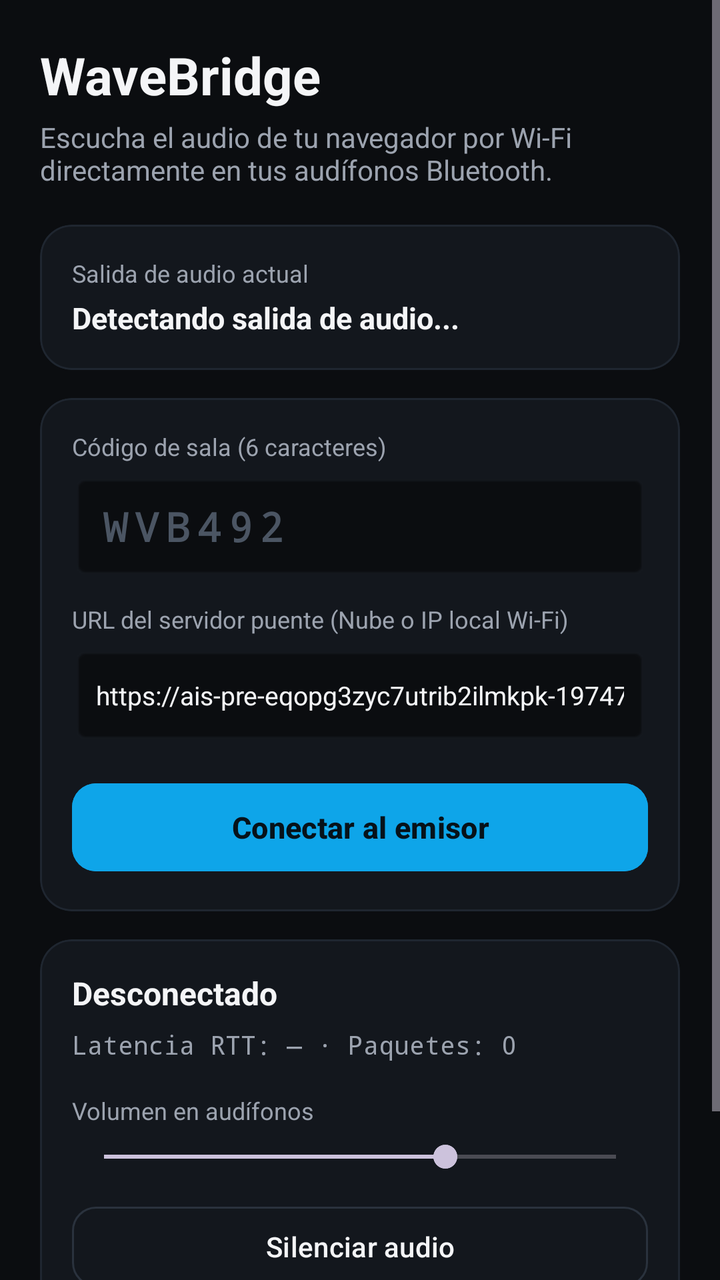
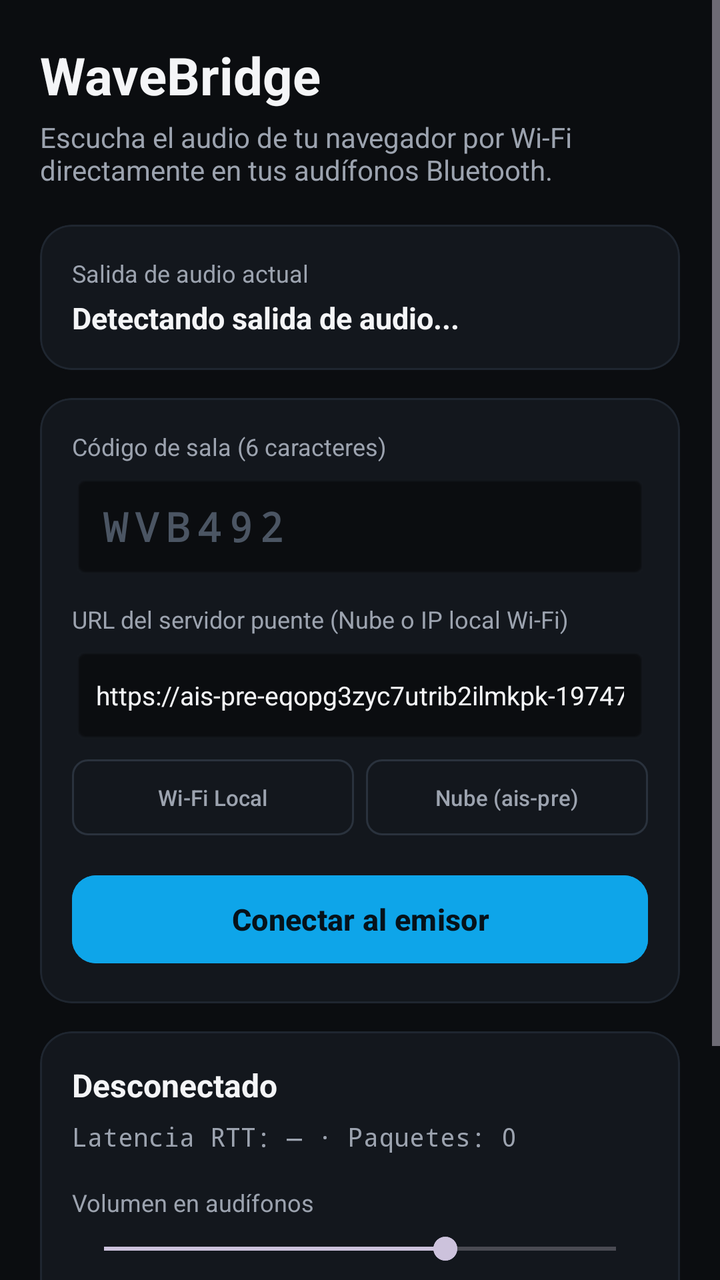

The first picture is an Android layout as it rendered before a commit; the second is the same layout after the commit. The layout source and the unified diff follow.
<!-- AndroidManifest.xml: application theme Theme.WaveBridge -->
<!-- res/layout/activity_main.xml -->
<?xml version="1.0" encoding="utf-8"?>
<ScrollView xmlns:android="http://schemas.android.com/apk/res/android"
    xmlns:app="http://schemas.android.com/apk/res-auto"
    android:layout_width="match_parent"
    android:layout_height="match_parent"
    android:background="#0B0D10"
    android:fillViewport="true">

    <LinearLayout
        android:layout_width="match_parent"
        android:layout_height="wrap_content"
        android:orientation="vertical"
        android:padding="20dp">

        <TextView
            android:layout_width="wrap_content"
            android:layout_height="wrap_content"
            android:text="WaveBridge"
            android:textColor="#F4F5F7"
            android:textSize="26sp"
            android:textStyle="bold" />

        <TextView
            android:layout_width="match_parent"
            android:layout_height="wrap_content"
            android:layout_marginTop="4dp"
            android:text="Escucha el audio de tu navegador por Wi-Fi directamente en tus audífonos Bluetooth."
            android:textColor="#9CA3AF"
            android:textSize="14sp" />

        
        <com.google.android.material.card.MaterialCardView
            android:layout_width="match_parent"
            android:layout_height="wrap_content"
            android:layout_marginTop="18dp"
            app:cardBackgroundColor="#13171D"
            app:cardCornerRadius="16dp"
            app:strokeColor="#1F2630"
            app:strokeWidth="1dp">

            <LinearLayout
                android:layout_width="match_parent"
                android:layout_height="wrap_content"
                android:orientation="vertical"
                android:padding="16dp">

                <TextView
                    android:layout_width="wrap_content"
                    android:layout_height="wrap_content"
                    android:text="Salida de audio actual"
                    android:textColor="#9CA3AF"
                    android:textSize="12sp" />

                <TextView
                    android:id="@+id/tvBluetoothOutput"
                    android:layout_width="match_parent"
                    android:layout_height="wrap_content"
                    android:layout_marginTop="4dp"
                    android:text="Detectando salida de audio..."
                    android:textColor="#F4F5F7"
                    android:textSize="15sp"
                    android:textStyle="bold" />
            </LinearLayout>
        </com.google.android.material.card.MaterialCardView>

        
        <com.google.android.material.card.MaterialCardView
            android:layout_width="match_parent"
            android:layout_height="wrap_content"
            android:layout_marginTop="14dp"
            app:cardBackgroundColor="#13171D"
            app:cardCornerRadius="16dp"
            app:strokeColor="#1F2630"
            app:strokeWidth="1dp">

            <LinearLayout
                android:layout_width="match_parent"
                android:layout_height="wrap_content"
                android:orientation="vertical"
                android:padding="16dp">

                <TextView
                    android:layout_width="wrap_content"
                    android:layout_height="wrap_content"
                    android:text="Código de sala (6 caracteres)"
                    android:textColor="#9CA3AF"
                    android:textSize="12sp" />

                <EditText
                    android:id="@+id/etRoomCode"
                    android:layout_width="match_parent"
                    android:layout_height="52dp"
                    android:layout_marginTop="6dp"
                    android:background="@android:drawable/editbox_background_normal"
                    android:backgroundTint="#0B0D10"
                    android:hint="WVB492"
                    android:inputType="textCapCharacters|textNoSuggestions"
                    android:letterSpacing="0.18"
                    android:maxLength="7"
                    android:paddingHorizontal="14dp"
                    android:textColor="#F4F5F7"
                    android:textColorHint="#4B5563"
                    android:textSize="20sp"
                    android:textStyle="bold"
                    android:typeface="monospace" />

                <TextView
                    android:layout_width="wrap_content"
                    android:layout_height="wrap_content"
                    android:layout_marginTop="12dp"
                    android:text="URL del servidor puente (Nube o IP local Wi-Fi)"
                    android:textColor="#9CA3AF"
                    android:textSize="12sp" />

                <EditText
                    android:id="@+id/etServerUrl"
                    android:layout_width="match_parent"
                    android:layout_height="48dp"
                    android:layout_marginTop="6dp"
                    android:background="@android:drawable/editbox_background_normal"
                    android:backgroundTint="#0B0D10"
                    android:hint="http://192.168.1.50:3000"
                    android:inputType="textUri"
                    android:paddingHorizontal="12dp"
                    android:text="@string/default_server_url"
                    android:textColor="#F4F5F7"
                    android:textColorHint="#4B5563"
                    android:textSize="13sp" />

                <com.google.android.material.button.MaterialButton
                    android:id="@+id/btnConnect"
                    android:layout_width="match_parent"
                    android:layout_height="52dp"
                    android:layout_marginTop="16dp"
                    android:backgroundTint="#0EA5E9"
                    android:text="Conectar al emisor"
                    android:textAllCaps="false"
                    android:textColor="#06121A"
                    android:textSize="15sp"
                    android:textStyle="bold"
                    app:cornerRadius="12dp" />
            </LinearLayout>
        </com.google.android.material.card.MaterialCardView>

        
        <com.google.android.material.card.MaterialCardView
            android:layout_width="match_parent"
            android:layout_height="wrap_content"
            android:layout_marginTop="14dp"
            app:cardBackgroundColor="#13171D"
            app:cardCornerRadius="16dp"
            app:strokeColor="#1F2630"
            app:strokeWidth="1dp">

            <LinearLayout
                android:layout_width="match_parent"
                android:layout_height="wrap_content"
                android:orientation="vertical"
                android:padding="16dp">

                <TextView
                    android:id="@+id/tvConnectionStatus"
                    android:layout_width="match_parent"
                    android:layout_height="wrap_content"
                    android:text="Desconectado"
                    android:textColor="#F4F5F7"
                    android:textSize="16sp"
                    android:textStyle="bold" />

                <TextView
                    android:id="@+id/tvTelemetry"
                    android:layout_width="match_parent"
                    android:layout_height="wrap_content"
                    android:layout_marginTop="6dp"
                    android:text="Latencia RTT: — · Paquetes: 0"
                    android:textColor="#9CA3AF"
                    android:textSize="13sp"
                    android:typeface="monospace" />

                <TextView
                    android:layout_width="wrap_content"
                    android:layout_height="wrap_content"
                    android:layout_marginTop="16dp"
                    android:text="Volumen en audífonos"
                    android:textColor="#9CA3AF"
                    android:textSize="12sp" />

                <SeekBar
                    android:id="@+id/seekVolume"
                    android:layout_width="match_parent"
                    android:layout_height="wrap_content"
                    android:layout_marginTop="6dp"
                    android:max="150"
                    android:progress="100" />

                <com.google.android.material.button.MaterialButton
                    android:id="@+id/btnMute"
                    style="@style/Widget.Material3.Button.OutlinedButton"
                    android:layout_width="match_parent"
                    android:layout_height="48dp"
                    android:layout_marginTop="12dp"
                    android:text="Silenciar audio"
                    android:textAllCaps="false"
                    android:textColor="#F4F5F7"
                    app:cornerRadius="12dp"
                    app:strokeColor="#2A323D" />
            </LinearLayout>
        </com.google.android.material.card.MaterialCardView>

        
        <LinearLayout
            android:layout_width="match_parent"
            android:layout_height="wrap_content"
            android:layout_marginTop="18dp"
            android:gravity="center_vertical"
            android:orientation="horizontal"
            android:paddingHorizontal="4dp">

            <TextView
                android:id="@+id/tvAppVersion"
                android:layout_width="0dp"
                android:layout_height="wrap_content"
                android:layout_weight="1"
                android:text="v1.0.0 · 2026-11-22"
                android:textColor="#6B7280"
                android:textSize="11sp"
                android:typeface="monospace" />

            <com.google.android.material.button.MaterialButton
                android:id="@+id/btnDiagnostics"
                style="@style/Widget.Material3.Button.TextButton"
                android:layout_width="wrap_content"
                android:layout_height="36dp"
                android:minWidth="0dp"
                android:paddingHorizontal="8dp"
                android:text="Reportar error"
                android:textAllCaps="false"
                android:textColor="#9CA3AF"
                android:textSize="11sp" />
        </LinearLayout>

    </LinearLayout>
</ScrollView>
<!-- resources referenced by this layout -->
<resources>
  <string name="default_server_url">https://ais-pre-eqopg3zyc7utrib2ilmkpk-197474785049.us-west2.run.app</string>
  <style name="Theme.WaveBridge" parent="Theme.Material3.Dark.NoActionBar">
          <item name="colorPrimary">#0EA5E9</item>
          <item name="colorOnPrimary">#06121A</item>
          <item name="colorSurface">#13171D</item>
          <item name="colorOnSurface">#F4F5F7</item>
          <item name="android:colorBackground">#0B0D10</item>
          <item name="android:statusBarColor">#0B0D10</item>
          <item name="android:navigationBarColor">#0B0D10</item>
      </style>
</resources>

<!-- the commit's change to res/layout/activity_main.xml (unified diff, before → after) -->
@@ -126,6 +126,44 @@
                     android:textColor="#F4F5F7"
                     android:textColorHint="#4B5563"
                     android:textSize="13sp" />
+
+                <LinearLayout
+                    android:layout_width="match_parent"
+                    android:layout_height="wrap_content"
+                    android:layout_marginTop="8dp"
+                    android:orientation="horizontal">
+
+                    <com.google.android.material.button.MaterialButton
+                        android:id="@+id/btnPresetLocal"
+                        style="@style/Widget.Material3.Button.OutlinedButton"
+                        android:layout_width="0dp"
+                        android:layout_height="38dp"
+                        android:layout_marginEnd="6dp"
+                        android:layout_weight="1"
+                        android:insetTop="0dp"
+                        android:insetBottom="0dp"
+                        android:text="Wi-Fi Local"
+                        android:textAllCaps="false"
+                        android:textColor="#9CA3AF"
+                        android:textSize="11sp"
+                        app:cornerRadius="8dp"
+                        app:strokeColor="#2A323D" />
+
+                    <com.google.android.material.button.MaterialButton
+                        android:id="@+id/btnPresetCloud"
+                        style="@style/Widget.Material3.Button.OutlinedButton"
+                        android:layout_width="0dp"
+                        android:layout_height="38dp"
+                        android:layout_weight="1"
+                        android:insetTop="0dp"
+                        android:insetBottom="0dp"
+                        android:text="Nube (ais-pre)"
+                        android:textAllCaps="false"
+                        android:textColor="#9CA3AF"
+                        android:textSize="11sp"
+                        app:cornerRadius="8dp"
+                        app:strokeColor="#2A323D" />
+                </LinearLayout>
 
                 <com.google.android.material.button.MaterialButton
                     android:id="@+id/btnConnect"
